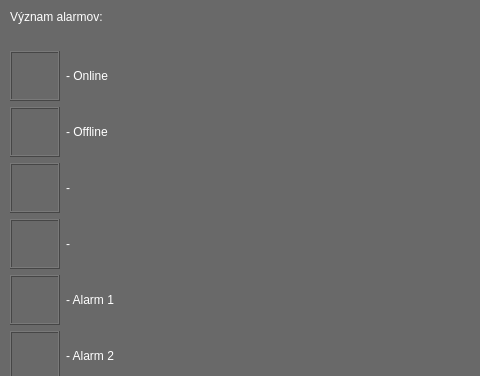
Before: the Qt Designer form robotGUI/alarmdialog.ui in Samwise101/robotHMI, drawn with Qt 5; both pictures show x 0 to 480 and y 0 to 376 of the 929 by 551 pixel window.
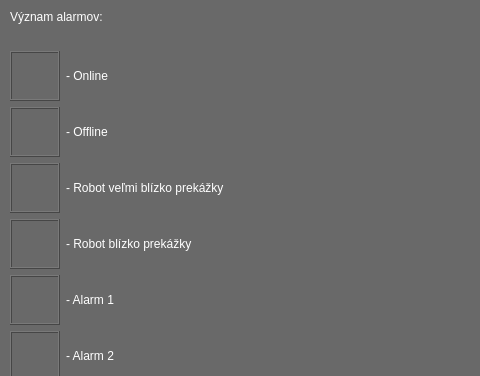
After: the same form once the commit is applied. Icons and pictures are not drawn.

Commit message: Male zmeny pred nahravanim

Diff of the .ui file:
```diff
--- a/robotGUI/alarmdialog.ui
+++ b/robotGUI/alarmdialog.ui
@@ -136,7 +136,7 @@
 color:#ffffff;</string>
       </property>
       <property name="text">
-       <string>- </string>
+       <string>- Robot veľmi blízko prekážky</string>
       </property>
      </widget>
     </item>
@@ -166,7 +166,7 @@
 color:#ffffff;</string>
       </property>
       <property name="text">
-       <string>- </string>
+       <string>- Robot blízko prekážky</string>
       </property>
      </widget>
     </item>
```
The commit also changes 2 other files.
